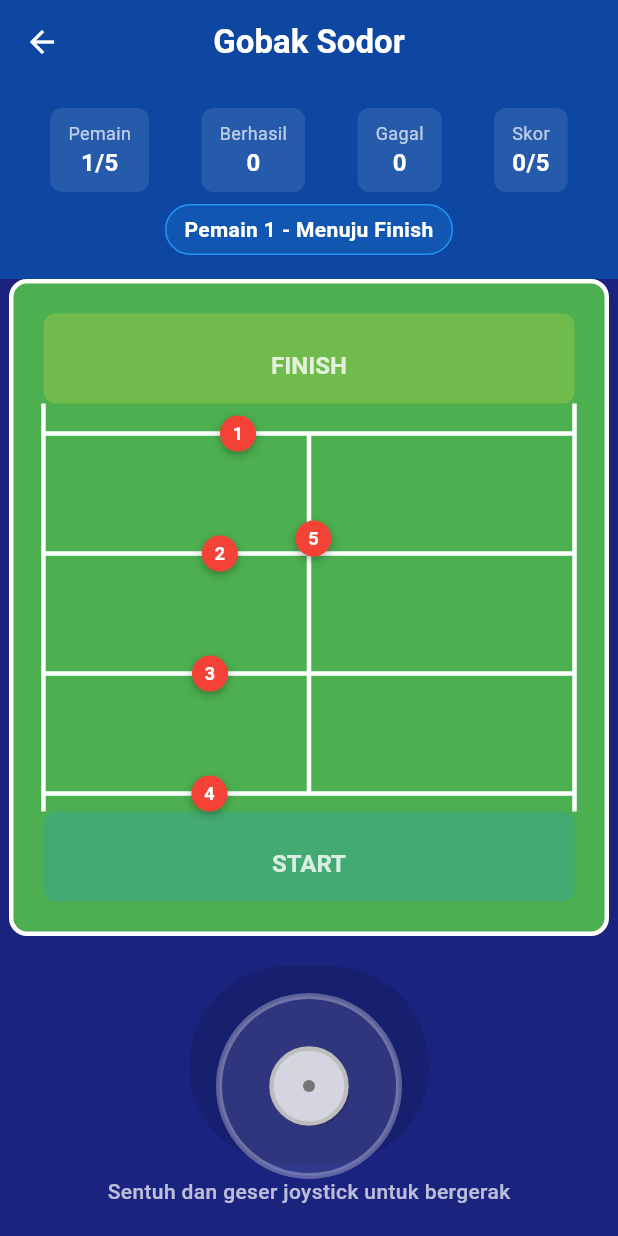
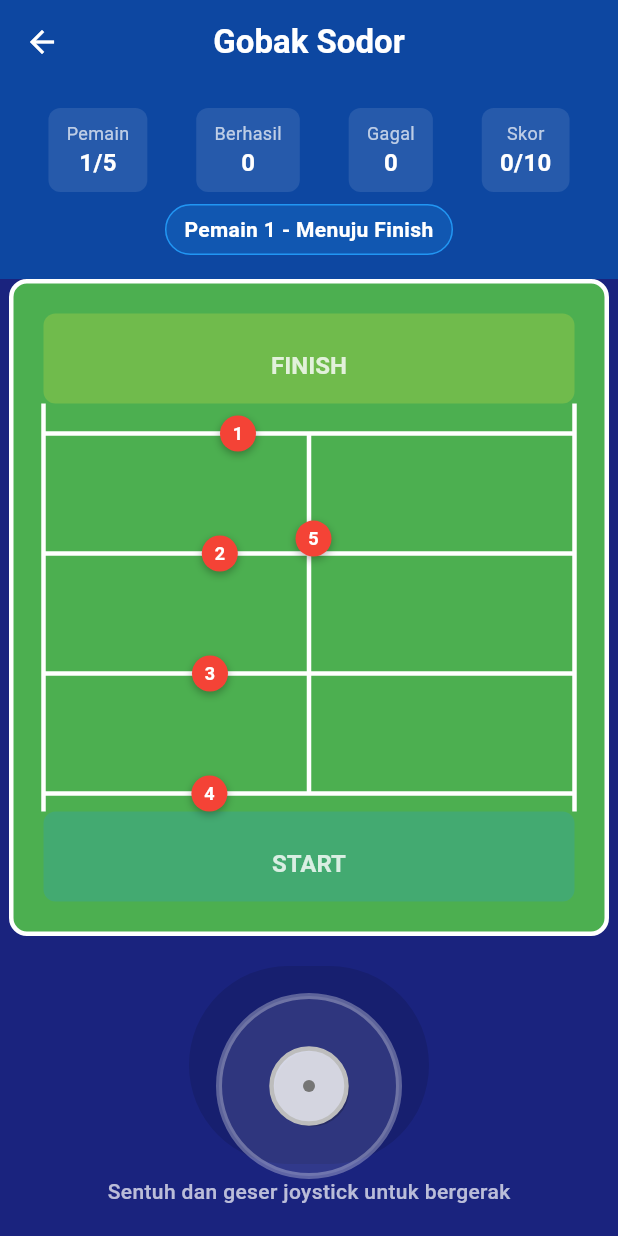
Before and after one commit to yosuatarigan/game-permainan-tradisional-simulasi, a Flutter app: the GobakSodorGame screen opened directly, after a tap on "Mulai Game", on a phone screen of 412 x 824 dp. Run offline on Flutter 3.47's test engine with Material 3 defaults, Android fonts, the phone set to English and light mode, and no system bars; our stand-ins replace audioplayers, shared_preferences; missing offline and left inert: flame; accounts and stored records are empty; Roboto replaces fonts that are missing (Poppins).

Commit message:
aplikasi selesai

```diff
--- a/lib/gobaksodor/gobak_sodor_game.dart
+++ b/lib/gobaksodor/gobak_sodor_game.dart
@@ -31,6 +31,7 @@ class _GobakSodorGameState extends State<GobakSodorGame>
   bool playerMoving = false;
   bool returningHome = false;
   bool hasReachedFinish = false;
+  bool hasFinishPoint = false; // NEW: Track if player got finish point
 
   // Guards positions and directions
   List<Guard> guards = [];
@@ -131,12 +132,18 @@ class _GobakSodorGameState extends State<GobakSodorGame>
   }
 
   void _checkGameState() {
-    // Check if reached finish line (top area)
+    // Check if reached finish line (top area) - UPDATED SCORING
     if (!hasReachedFinish && playerPosition.dy <= 90) {
       hasReachedFinish = true;
       returningHome = true;
-      gameMessage = 'Pemain $currentPlayer - Kembali ke Start!';
-      _addSuccessParticles();
+
+      // Give 1 point for reaching finish
+      if (!hasFinishPoint) {
+        hasFinishPoint = true;
+        totalScore++;
+        gameMessage = 'Pemain $currentPlayer - Mencapai Finish! (+1 Poin) - Kembali ke Start!';
+        _addSuccessParticles();
+      }
     }
 
     // Check if returned home successfully
@@ -156,6 +163,7 @@ class _GobakSodorGameState extends State<GobakSodorGame>
       playerPosition = const Offset(200, 460);
       returningHome = false;
       hasReachedFinish = false;
+      hasFinishPoint = false; // Reset finish point flag
       playerCaught = false;
       playerCompleted = false;
       gameMessage = 'Pemain 1 - Menuju Finish';
@@ -354,8 +362,8 @@ class _GobakSodorGameState extends State<GobakSodorGame>
     setState(() {
       playerCompleted = true;
       playersCompleted++;
-      totalScore++;
-      gameMessage = 'Pemain $currentPlayer Berhasil! (+1 Poin)';
+      totalScore++; // Give 1 more point for returning to start
+      gameMessage = 'Pemain $currentPlayer Berhasil Pulang! (+1 Poin) Total: 2 Poin';
       playerVelocity = Offset.zero;
       joystickActive = false;
       knobPosition = Offset(joystickRadius + 20, joystickRadius + 20);
@@ -378,7 +386,7 @@ class _GobakSodorGameState extends State<GobakSodorGame>
       setState(() {
         gameOver = true;
         gameStarted = false;
-        gameMessage = 'Game Selesai! Skor: $totalScore/5';
+        gameMessage = 'Game Selesai! Skor: $totalScore/10';
       });
       _addVictoryParticles();
     } else {
@@ -390,6 +398,7 @@ class _GobakSodorGameState extends State<GobakSodorGame>
         playerPosition = const Offset(200, 460);
         returningHome = false;
         hasReachedFinish = false;
+        hasFinishPoint = false; // Reset finish point flag for new player
         gameMessage = 'Pemain $currentPlayer - Menuju Finish';
         playerVelocity = Offset.zero;
         joystickActive = false;
@@ -439,7 +448,7 @@ class _GobakSodorGameState extends State<GobakSodorGame>
                     _buildStatusCard('Pemain', '$currentPlayer/5'),
                     _buildStatusCard('Berhasil', '$playersCompleted'),
                     _buildStatusCard('Gagal', '$playersFailed'),
-                    _buildStatusCard('Skor', '$totalScore/5'),
+                    _buildStatusCard('Skor', '$totalScore/10'), // Updated max score
                   ],
                 ),
                 if (gameMessage.isNotEmpty) ...[
@@ -660,9 +669,9 @@ class _GobakSodorGameState extends State<GobakSodorGame>
                     margin: const EdgeInsets.only(top: 16),
                     padding: const EdgeInsets.all(16),
                     decoration: BoxDecoration(
-                      color: totalScore >= 3
+                      color: totalScore >= 6
                           ? const Color(0xFF4caf50)
-                          : totalScore >= 1
+                          : totalScore >= 3
                               ? Colors.orange
                               : Colors.red,
                       borderRadius: BorderRadius.circular(8),
@@ -670,13 +679,13 @@ class _GobakSodorGameState extends State<GobakSodorGame>
                     child: Column(
                       children: [
                         Text(
-                          totalScore == 5
-                              ? '🏆 PERFECT! Semua pemain lolos!'
-                              : totalScore >= 3
-                                  ? '🎉 Bagus! $totalScore dari 5 pemain berhasil!'
-                                  : totalScore >= 1
-                                      ? '👍 Lumayan! $totalScore dari 5 pemain berhasil!'
-                                      : '😔 Coba lagi! Tidak ada yang berhasil.',
+                          totalScore == 10
+                              ? '🏆 PERFECT! Semua pemain bolak-balik!'
+                              : totalScore >= 6
+                                  ? '🎉 Bagus! $totalScore dari 10 poin berhasil!'
+                                  : totalScore >= 3
+                                      ? '👍 Lumayan! $totalScore dari 10 poin berhasil!'
+                                      : '😔 Coba lagi! Skor: $totalScore dari 10.',
                           style: const TextStyle(
                             color: Colors.white,
                             fontSize: 16,
@@ -686,7 +695,7 @@ class _GobakSodorGameState extends State<GobakSodorGame>
                         ),
                         const SizedBox(height: 8),
                         Text(
-                          'Skor Akhir: $totalScore/5',
+                          'Skor Akhir: $totalScore/10',
                           style: const TextStyle(
                             color: Colors.white,
                             fontSize: 18,
```
Also changed, not shown: pubspec.yaml (+7 -0 lines), assets/logo.jpg (added), pubspec.lock, 28 other files.
